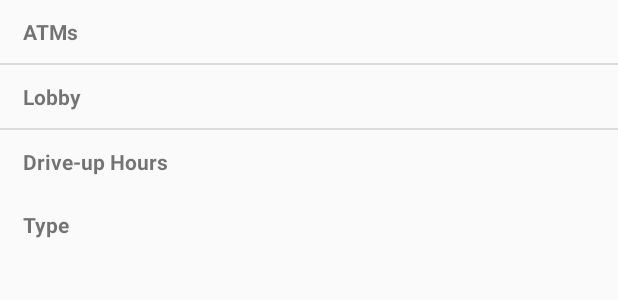
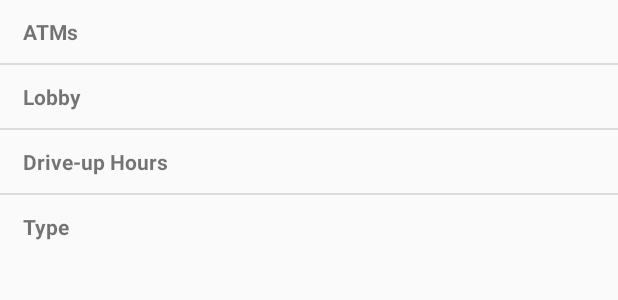
Before and after one commit to akshayf/LocatorDemo, an Android app: the layout branch_details.xml on its own in the app's theme, with its tools: preview values and no code run, on a phone screen of 412 x 824 dp. Shown: the top 300 px of the screen. Run offline under Robolectric (Android 15) with nearby library versions, the phone set to English and light mode, and no system bars.

Commit message:
Small layout changes for the app

```diff
--- a/app/src/main/res/layout/branch_details.xml
+++ b/app/src/main/res/layout/branch_details.xml
@@ -94,6 +94,11 @@
 
     </RelativeLayout>
 
+    <View
+        android:layout_width="match_parent"
+        android:layout_height="1dp"
+        android:background="@color/unselected" />
+
     <RelativeLayout
         android:layout_width="match_parent"
         android:orientation="horizontal"
--- a/app/src/main/res/layout/marker_detail_layout.xml
+++ b/app/src/main/res/layout/marker_detail_layout.xml
@@ -97,7 +97,7 @@
                 android:layout_height="wrap_content"
                 android:layout_alignParentEnd="true"
                 android:layout_centerVertical="true"
-                android:textDirection="rtl"
+                android:textDirection="anyRtl"
                 android:textSize="@dimen/detail_text_size" />
 
         </RelativeLayout>
```
